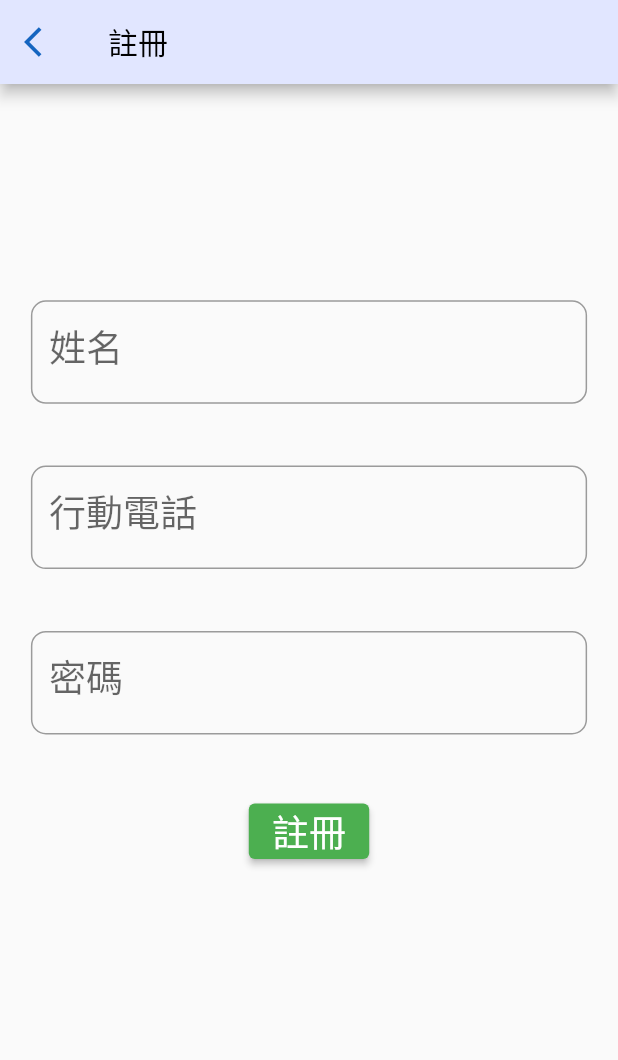
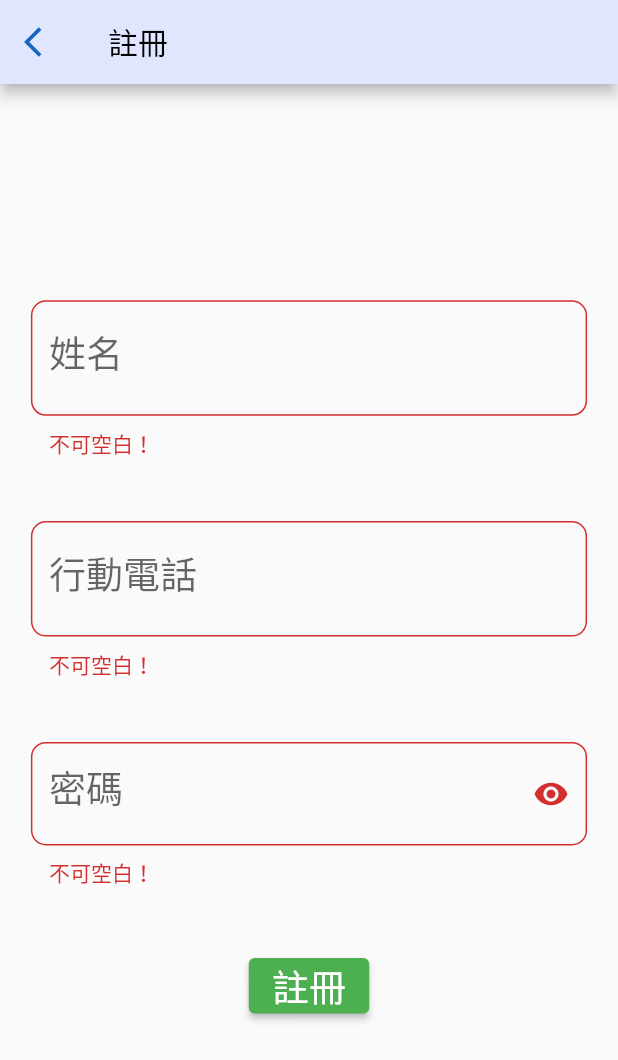
Before and after one commit to JamesLiu26/risk, a Flutter app: the SignUp screen opened directly, after a tap on "註冊", on a phone screen of 412 x 824 dp. Shown: the top 1060 px of the screen. Run offline on Flutter 3.47's test engine with Material 2 defaults, Android fonts, the phone set to English and light mode, and no system bars.

Commit message:
2021-07-21 signup&login TextField fixed

```diff
--- a/lib/signup.dart
+++ b/lib/signup.dart
@@ -1,4 +1,6 @@
 import 'package:flutter/material.dart';
+import './main.dart';
+import './login.dart';
 import './appBar.dart';
 
 void main() {
@@ -17,6 +19,109 @@ class _SignUpState extends State<SignUp> {
   final phone = TextEditingController();
   final name = TextEditingController();
   final password = TextEditingController();
+  bool isPassword = true;
+  String? errorName;
+  String? errorPhone;
+  String? errorPassword;
+
+  void showErrorName(String nameText) {
+    if (nameText.isEmpty || nameText.trim() == "") {
+      errorName = "不可空白！";
+    } else {
+      errorName = null;
+    }
+  }
+
+  void showErrorPhone(String phoneText) {
+    if (phoneText.isEmpty || phoneText.trim() == "") {
+      errorPhone = "不可空白！";
+    } else if (!phoneText.contains(
+        RegExp("\^09[0-9]{8}\$", multiLine: true), 0)) {
+      errorPhone = "行動電話格式不正確！";
+    } else {
+      errorPhone = null;
+    }
+  }
+
+  // 姓名&行動電話輸入框
+  Padding signUpNameAndPhone(
+      TextEditingController data,
+      String labelText,
+      String? hintText,
+      String? errorText,
+      Function(String) showError,
+      TextInputType keyboardStyle) {
+    return Padding(
+        padding: EdgeInsets.all(MediaQuery.of(context).size.width * 0.05),
+        child: TextField(
+          controller: data,
+          onSubmitted: (String value) {
+            setState(() {
+              showError(value);
+            });
+          },
+          style: TextStyle(fontSize: MediaQuery.of(context).size.height * 0.03),
+          decoration: InputDecoration(
+              hintText: hintText,
+              errorText: errorText,
+              errorStyle: TextStyle(fontSize: 14),
+              labelText: labelText,
+              border: OutlineInputBorder(
+                  borderRadius: BorderRadius.all(Radius.circular(10)))),
+          keyboardType: keyboardStyle,
+        ));
+  }
+
+  // 顯示密碼
+  IconButton showPasswordIconButton() {
+    return IconButton(
+        onPressed: () {
+          setState(() {
+            if (isPassword) {
+              // 顯示密碼
+              isPassword = false;
+            } else {
+              isPassword = true;
+            }
+          });
+        },
+        icon: Icon(Icons.visibility));
+  }
+
+  void showErrorPassword(String passwordText) {
+    if (passwordText.isEmpty || passwordText.trim() == "") {
+      errorPassword = "不可空白！";
+    } else if (passwordText.length < 6) {
+      errorPassword = "密碼不可小於6個字！";
+    } else {
+      errorPassword = null;
+    }
+  }
+
+  Padding signUpPassword(TextEditingController data, String labelText,
+      String? errorText, Function(String) showError) {
+    return Padding(
+        padding: EdgeInsets.all(MediaQuery.of(context).size.width * 0.05),
+        child: TextField(
+          controller: data,
+          onSubmitted: (String value) {
+            setState(() {
+              showError(value);
+            });
+          },
+          style: TextStyle(fontSize: MediaQuery.of(context).size.height * 0.03),
+          decoration: InputDecoration(
+              errorText: errorText,
+              errorStyle: TextStyle(fontSize: 14),
+              suffixIcon: showPasswordIconButton(),
+              labelText: labelText,
+              border: OutlineInputBorder(
+                  borderRadius: BorderRadius.all(Radius.circular(10)))),
+          obscureText: isPassword,
+          obscuringCharacter: "*",
+        ));
+  }
+
   @override
   Widget build(BuildContext context) {
     return Scaffold(
@@ -25,7 +130,8 @@ class _SignUpState extends State<SignUp> {
             IconButton(
               icon: Icon(Icons.arrow_back_ios, color: Colors.blue[800]),
               onPressed: () {
-                Navigator.pop(context);
+                Navigator.push(
+                    context, MaterialPageRoute(builder: (context) => Risk()));
               },
             )),
         body: SingleChildScrollView(
@@ -36,11 +142,14 @@ class _SignUpState extends State<SignUp> {
               Column(
                 children: [
                   SizedBox(height: MediaQuery.of(context).size.height * 0.15),
-                  textInputSignUp(name, "姓名", context),
+                  signUpNameAndPhone(name, "姓名", "例：XXX", errorName,
+                      showErrorName, TextInputType.text),
                   //---------------------------------------------------------
-                  textInputSignUp(phone, "行動電話", context),
+                  signUpNameAndPhone(phone, "行動電話", "例：09XXXXXXXX", errorPhone,
+                      showErrorPhone, TextInputType.number),
                   //---------------------------------------------------------
-                  textInputSignUp(password, "密碼", context, true),
+                  signUpPassword(
+                      password, "密碼", errorPassword, showErrorPassword)
                 ],
               ),
               SizedBox(height: 20),
@@ -48,7 +157,19 @@ class _SignUpState extends State<SignUp> {
                   style: ButtonStyle(
                       backgroundColor:
                           MaterialStateProperty.all<Color>(Colors.green)),
-                  onPressed: () {},
+                  onPressed: () {
+                    setState(() {
+                      showErrorName(name.text);
+                      showErrorPhone(phone.text);
+                      showErrorPassword(password.text);
+                    });
+                    if (errorName == null &&
+                        errorPhone == null &&
+                        errorPassword == null) {
+                      Navigator.push(context,
+                          MaterialPageRoute(builder: (context) => Login()));
+                    }
+                  },
                   child: Text("註冊",
                       style: TextStyle(
                           fontSize:
@@ -56,20 +177,3 @@ class _SignUpState extends State<SignUp> {
             ]))));
   }
 }
-
-Padding textInputSignUp(
-    TextEditingController data, String labelText, BuildContext context,
-    [bool isPassword = false]) {
-  return Padding(
-      padding: EdgeInsets.all(MediaQuery.of(context).size.width * 0.05),
-      child: TextField(
-        controller: data,
-        style: TextStyle(fontSize: MediaQuery.of(context).size.height * 0.03),
-        decoration: InputDecoration(
-            labelText: labelText,
-            border: OutlineInputBorder(
-                borderRadius: BorderRadius.all(Radius.circular(10)))),
-        obscureText: isPassword,
-        obscuringCharacter: "*",
-      ));
-}
```
Also changed, not shown: lib/login.dart (+91 -19 lines).
